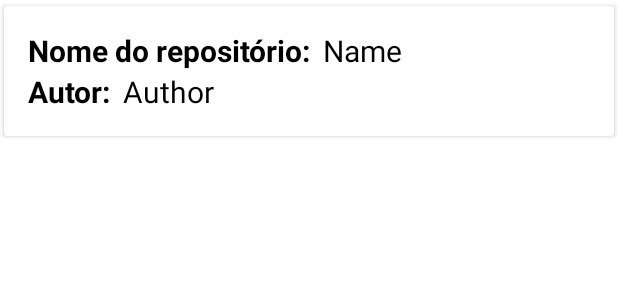
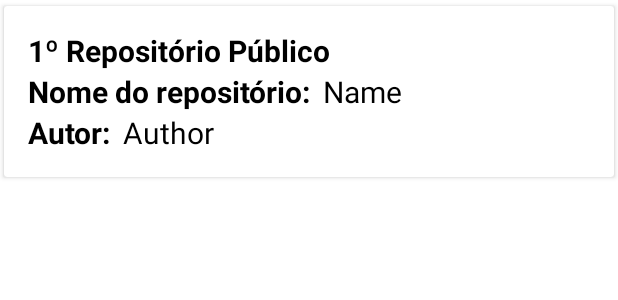
Before and after one commit to renatac/AmbChangelleger, an Android app: the layout item_list.xml on its own in the app's theme, with its tools: preview values and no code run, on a phone screen of 412 x 824 dp. Shown: the top 300 px of the screen. Run offline under Robolectric (Android 15) with nearby library versions, the phone set to English and light mode, and no system bars.

Commit message:
Adding counter to the list

```diff
--- a/app/src/main/java/com/example/challengeambar/view/adapters/Adapter.kt
+++ b/app/src/main/java/com/example/challengeambar/view/adapters/Adapter.kt
@@ -8,6 +8,7 @@ import androidx.recyclerview.widget.RecyclerView
 import com.example.challengeambar.R
 import com.example.challengeambar.data.model.Git
 import com.example.challengeambar.databinding.ItemListBinding
+import kotlinx.android.synthetic.main.item_list.view.*
 
 class MyAdapter(
     private val gits: List<Git>,
@@ -29,6 +30,7 @@ class MyAdapter(
     override fun onBindViewHolder(viewHolder: MyViewHolder, position: Int) {
         val git = gits[position]
         viewHolder.binding.git = git
+        viewHolder.itemView.rankingPosition.text = (position + 1).toString()
 
         viewHolder.binding.root.setOnClickListener {
             index = position
--- a/app/src/main/res/layout/item_list.xml
+++ b/app/src/main/res/layout/item_list.xml
@@ -24,6 +24,15 @@
             android:layout_height="wrap_content"
             android:orientation="vertical"
             android:padding="16dp">
+
+            <TextView
+                android:id="@+id/rankingPosition"
+                android:layout_width="wrap_content"
+                android:layout_height="wrap_content"
+                android:textStyle="bold"
+                android:layout_marginEnd="8dp"
+                android:layout_marginRight="8dp"
+                tools:text="1º Repositório Público"/>
 
             <LinearLayout
                 android:layout_width="wrap_content"
```
